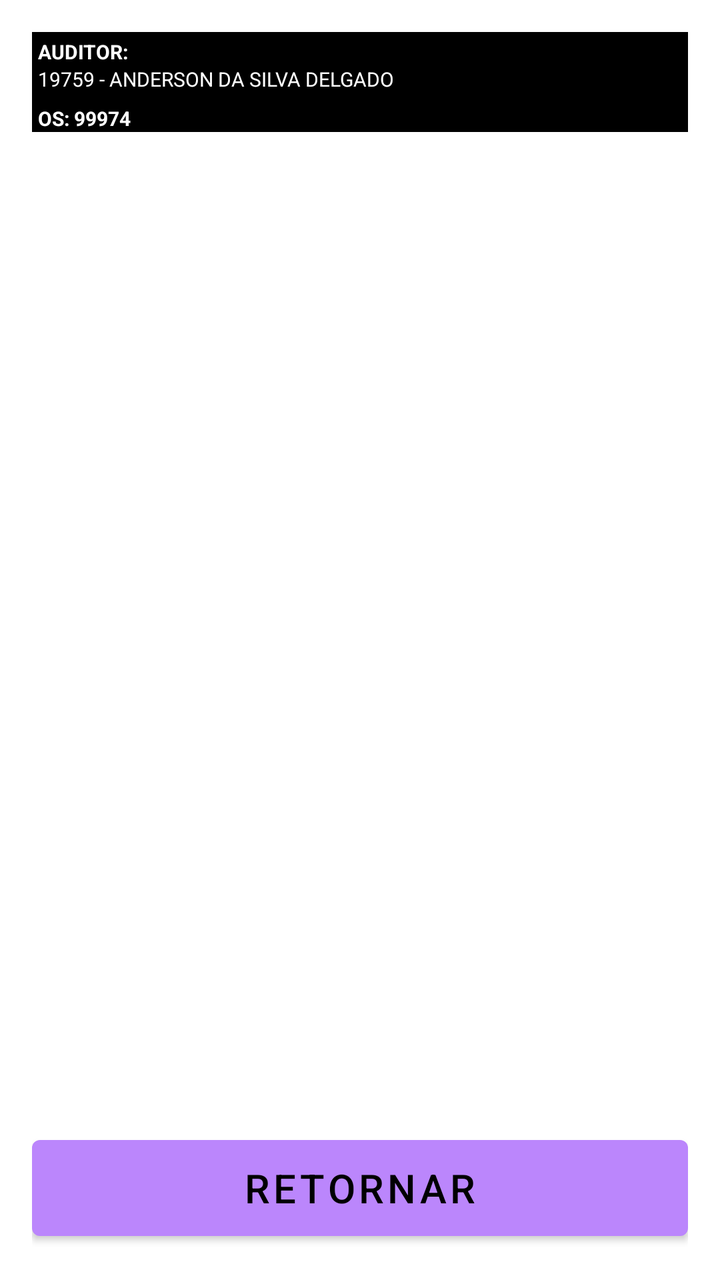
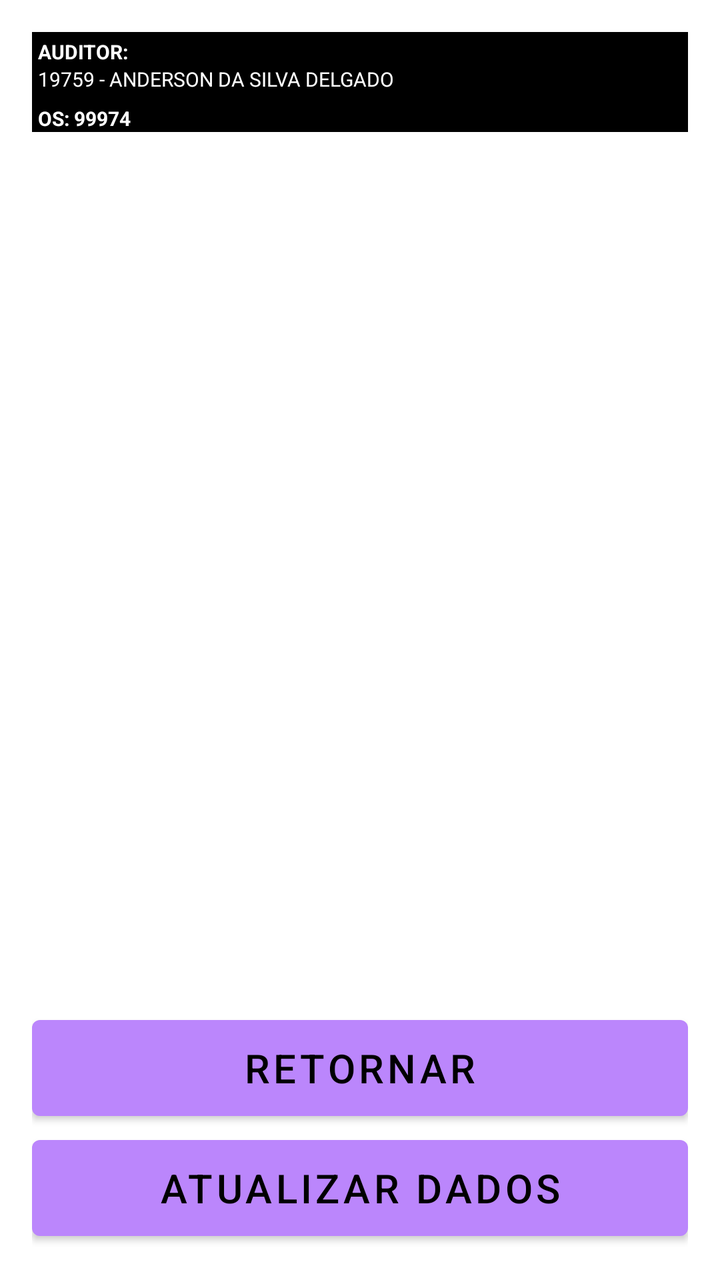

Two renders of the same Android screen: before a commit and after it. Below are the layout's source before the change and the commit's diff.
<!-- AndroidManifest.xml: application theme Theme.PCI -->
<!-- res/layout/activity_lista_questao.xml -->
<?xml version="1.0" encoding="utf-8"?>
<LinearLayout xmlns:android="http://schemas.android.com/apk/res/android"
    xmlns:app="http://schemas.android.com/apk/res-auto"
    xmlns:tools="http://schemas.android.com/tools"
    android:layout_width="match_parent"
    android:layout_height="match_parent"
    android:orientation="vertical"
    android:paddingBottom="@dimen/activity_vertical_margin"
    android:paddingLeft="@dimen/activity_horizontal_margin"
    android:paddingRight="@dimen/activity_horizontal_margin"
    android:paddingTop="@dimen/activity_vertical_margin"
    tools:context=".view.ListaQuestaoActivity">

    <TextView
        android:id="@+id/textViewTituloAuditor"
        style="@style/TextViewMenuNegrito"
        android:text="@string/texto_dados_titulo_auditor" />

    <TextView
        android:id="@+id/textViewDadosAuditor"
        style="@style/TextViewMenuNormal"
        android:text="@string/texto_dados_auditor" />

    <TextView
        android:id="@+id/textViewDadosOS"
        style="@style/TextViewMenuNegrito"
        android:text="@string/texto_dados_os" />

    <ListView
        android:id="@+id/listViewQuestao"
        android:layout_width="match_parent"
        android:layout_height="0dp"
        android:layout_weight="1" />

    <Button
        android:id="@+id/buttonRetQuestao"
        style="@style/BotaoAvulso"
        android:layout_width="match_parent"
        android:layout_height="wrap_content"
        android:text="@string/texto_retornar" />

</LinearLayout>
<!-- resources referenced by this layout -->
<resources>
  <dimen name="activity_horizontal_margin">16dp</dimen>
  <dimen name="activity_vertical_margin">16dp</dimen>
  <string name="texto_dados_auditor">19759 - ANDERSON DA SILVA DELGADO</string>
  <string name="texto_dados_os">OS: 99974</string>
  <string name="texto_dados_titulo_auditor">AUDITOR:</string>
  <string name="texto_retornar">RETORNAR</string>
  <style name="BotaoAvulso">
          <item name="android:minHeight">60dp</item>
          <item name="android:minWidth">100dp</item>
          <item name="android:textColor">#000000</item>
          <item name="android:textSize">@dimen/fonte_botao_avulso</item>
      </style>
  <style name="TextViewMenuNegrito">
          <item name="android:layout_width">match_parent</item>
          <item name="android:layout_height">wrap_content</item>
          <item name="android:gravity">left</item>
          <item name="android:textStyle">bold</item>
          <item name="android:textSize">@dimen/fonte_menu_atividade</item>
          <item name="android:background">#000000</item>
          <item name="android:textColor">#FFFFFF</item>
          <item name="android:paddingLeft">3dp</item>
          <item name="android:paddingTop">3dp</item>
      </style>
  <style name="TextViewMenuNormal">
          <item name="android:layout_width">match_parent</item>
          <item name="android:layout_height">wrap_content</item>
          <item name="android:gravity">left</item>
          <item name="android:textSize">@dimen/fonte_menu_atividade</item>
          <item name="android:background">#000000</item>
          <item name="android:textColor">#FFFFFF</item>
          <item name="android:paddingBottom">3dp</item>
          <item name="android:paddingLeft">3dp</item>
      </style>
  <style name="Theme.PCI" parent="Theme.MaterialComponents.DayNight.DarkActionBar">
          
          <item name="colorPrimary">@color/purple_200</item>
          <item name="colorPrimaryVariant">@color/purple_700</item>
          <item name="colorOnPrimary">@color/black</item>
          
          <item name="colorSecondary">@color/teal_200</item>
          <item name="colorSecondaryVariant">@color/teal_200</item>
          <item name="colorOnSecondary">@color/black</item>
          
          <item name="android:statusBarColor" tools:targetApi="l">?attr/colorPrimaryVariant</item>
          
      </style>
  <dimen name="fonte_botao_avulso">20dp</dimen>
  <dimen name="fonte_menu_atividade">10dp</dimen>
  <color name="purple_200">#FFBB86FC</color>
  <color name="purple_700">#FF3700B3</color>
  <color name="black">#FF000000</color>
  <color name="teal_200">#FF03DAC5</color>
</resources>

<!-- the commit's change to res/layout/activity_lista_questao.xml (unified diff, before → after) -->
@@ -39,4 +39,11 @@
         android:layout_height="wrap_content"
         android:text="@string/texto_retornar" />
 
+    <Button
+        android:id="@+id/buttonAtualQuestao"
+        style="@style/BotaoAvulso"
+        android:layout_width="match_parent"
+        android:layout_height="wrap_content"
+        android:text="@string/texto_atualizar_dados" />
+
 </LinearLayout>
<!-- resource entries referenced after the edit -->
@@ -2,6 +2,7 @@
 <resources>
   <dimen name="activity_horizontal_margin">16dp</dimen>
   <dimen name="activity_vertical_margin">16dp</dimen>
+  <string name="texto_atualizar_dados">ATUALIZAR DADOS</string>
   <string name="texto_dados_auditor">19759 - ANDERSON DA SILVA DELGADO</string>
   <string name="texto_dados_os">OS: 99974</string>
   <string name="texto_dados_titulo_auditor">AUDITOR:</string>
